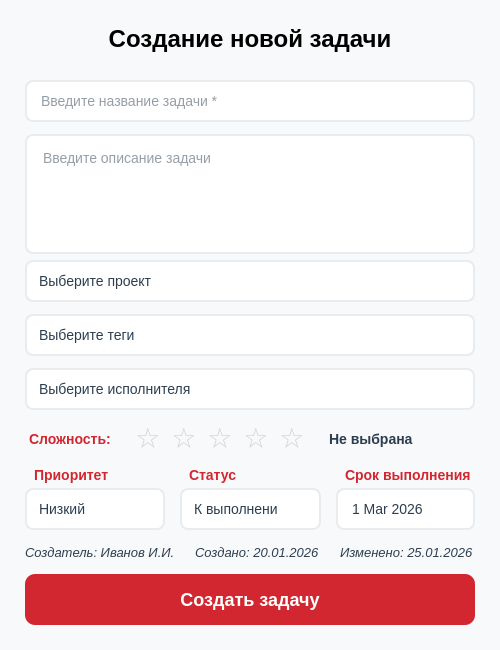
lerakaplich/TaskPlanner2, file ui/other_tasks/task_dialog.ui: the form before one commit.
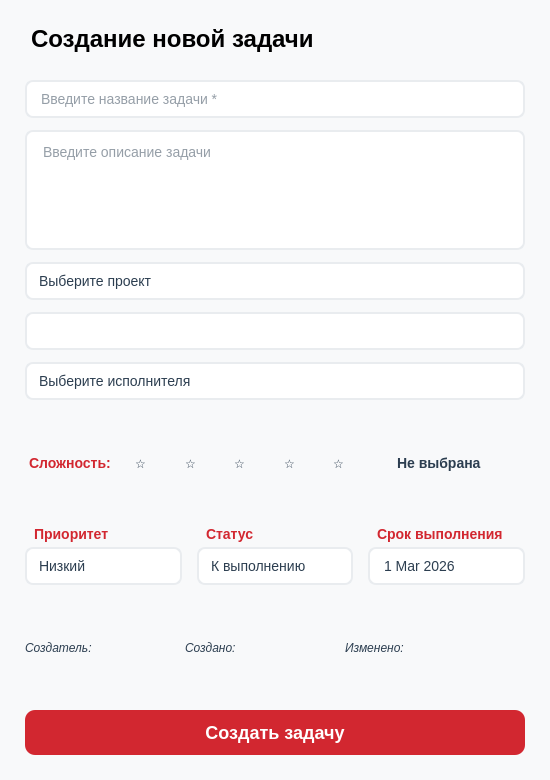
The form after the commit.

```diff
--- a/ui/other_tasks/task_dialog.ui
+++ b/ui/other_tasks/task_dialog.ui
@@ -6,14 +6,14 @@
    <rect>
     <x>0</x>
     <y>0</y>
-    <width>500</width>
-    <height>650</height>
+    <width>550</width>
+    <height>780</height>
    </rect>
   </property>
   <property name="minimumSize">
    <size>
-    <width>500</width>
-    <height>650</height>
+    <width>550</width>
+    <height>750</height>
    </size>
   </property>
   <property name="windowTitle">
@@ -28,11 +28,11 @@
     QLabel {
         color: #2c3e50;
     }
-    QLineEdit, QTextEdit, QComboBox, QDateEdit {
+    QLineEdit, QTextEdit, QComboBox, QDateEdit, QListWidget {
         background-color: white;
         border: 2px solid #e9ecef;
         border-radius: 8px;
-        padding: 10px 12px;
+        padding: 8px 12px;
         font-size: 14px;
         color: #2c3e50;
     }
@@ -77,8 +77,34 @@
         width: 0;
         height: 0;
     }
+    QListWidget::item {
+        padding: 5px;
+        border: none;
+    }
+    QListWidget::item:selected {
+        background-color: #D22730;
+        color: white;
+    }
+    QListWidget::item:hover {
+        background-color: #ccab6e;
+        color: white;
+    }
+    QCheckBox {
+        spacing: 8px;
+    }
+    QCheckBox::indicator {
+        width: 18px;
+        height: 18px;
+        border-radius: 4px;
+        border: 2px solid #D9D9D6;
+        background-color: white;
+    }
+    QCheckBox::indicator:checked {
+        background-color: #D22730;
+        border-color: #D22730;
+    }
     /* Стиль для звезд рейтинга */
-    QLabel[objectName^="star"] {
+    QLabel[objectName^=&quot;star&quot;] {
         font-size: 28px;
         font-weight: normal;
         color: #D3D3D3;
@@ -86,7 +112,7 @@
     QLabel[objectName^="star"]:hover {
         color: #FFD700;
     }
-    QLabel[objectName^="star"][active="true"] {
+    QLabel[objectName^=&quot;star&quot;][active=&quot;true&quot;] {
         color: #FFD700;
     }
    </string>
@@ -115,9 +141,6 @@
      <property name="text">
       <string>Создание новой задачи</string>
      </property>
-     <property name="alignment">
-      <set>Qt::AlignmentFlag::AlignCenter</set>
-     </property>
     </widget>
    </item>
    <item>
@@ -132,13 +155,13 @@
      <property name="minimumSize">
       <size>
        <width>0</width>
-       <height>120</height>
+       <height>100</height>
       </size>
      </property>
      <property name="maximumSize">
       <size>
        <width>16777215</width>
-       <height>150</height>
+       <height>120</height>
       </size>
      </property>
      <property name="placeholderText">
@@ -154,9 +177,12 @@
     </widget>
    </item>
    <item>
-    <widget class="QComboBox" name="comboBoxTag">
-     <property name="placeholderText">
-      <string>Выберите теги</string>
+    <widget class="QComboBox" name="comboTags">
+     <property name="editable">
+      <bool>true</bool>
+     </property>
+     <property name="placeholderText" stdset="0">
+      <string>Выберите руководителей</string>
      </property>
     </widget>
    </item>
@@ -184,82 +210,37 @@
      </item>
      <item>
       <widget class="QLabel" name="star1">
-       <property name="styleSheet">
-        <string notr="true">QLabel {
-    font-size: 28px;
-    color: #D3D3D3;
-}</string>
-       </property>
        <property name="text">
         <string>☆</string>
        </property>
-       <property name="alignment">
-        <set>Qt::AlignmentFlag::AlignCenter</set>
-       </property>
       </widget>
      </item>
      <item>
       <widget class="QLabel" name="star2">
-       <property name="styleSheet">
-        <string notr="true">QLabel {
-    font-size: 28px;
-    color: #D3D3D3;
-}</string>
-       </property>
        <property name="text">
         <string>☆</string>
        </property>
-       <property name="alignment">
-        <set>Qt::AlignmentFlag::AlignCenter</set>
-       </property>
       </widget>
      </item>
      <item>
       <widget class="QLabel" name="star3">
-       <property name="styleSheet">
-        <string notr="true">QLabel {
-    font-size: 28px;
-    color: #D3D3D3;
-}</string>
-       </property>
        <property name="text">
         <string>☆</string>
        </property>
-       <property name="alignment">
-        <set>Qt::AlignmentFlag::AlignCenter</set>
-       </property>
       </widget>
      </item>
      <item>
       <widget class="QLabel" name="star4">
-       <property name="styleSheet">
-        <string notr="true">QLabel {
-    font-size: 28px;
-    color: #D3D3D3;
-}</string>
-       </property>
        <property name="text">
         <string>☆</string>
        </property>
-       <property name="alignment">
-        <set>Qt::AlignmentFlag::AlignCenter</set>
-       </property>
       </widget>
      </item>
      <item>
       <widget class="QLabel" name="star5">
-       <property name="styleSheet">
-        <string notr="true">QLabel {
-    font-size: 28px;
-    color: #D3D3D3;
-}</string>
-       </property>
        <property name="text">
         <string>☆</string>
        </property>
-       <property name="alignment">
-        <set>Qt::AlignmentFlag::AlignCenter</set>
-       </property>
       </widget>
      </item>
      <item>
@@ -274,9 +255,6 @@
      </item>
      <item>
       <spacer name="horizontalSpacerDiff">
-       <property name="orientation">
-        <enum>Qt::Orientation::Horizontal</enum>
-       </property>
        <property name="sizeHint" stdset="0">
         <size>
          <width>40</width>
@@ -415,38 +393,35 @@
      <item>
       <widget class="QLabel" name="createdByLabel">
        <property name="styleSheet">
-        <string notr="true">color: #2c3e50; font-size: 13px; font-style: italic;</string>
+        <string notr="true">color: #2c3e50; font-size: 12px; font-style: italic;</string>
        </property>
        <property name="text">
-        <string>Создатель: Иванов И.И.</string>
+        <string>Создатель:</string>
        </property>
       </widget>
      </item>
      <item>
       <widget class="QLabel" name="createdAtLabel">
        <property name="styleSheet">
-        <string notr="true">color: #2c3e50; font-size: 13px; font-style: italic; </string>
+        <string notr="true">color: #2c3e50; font-size: 12px; font-style: italic;</string>
        </property>
        <property name="text">
-        <string>Создано: 20.01.2026</string>
+        <string>Создано:</string>
        </property>
       </widget>
      </item>
      <item>
       <widget class="QLabel" name="updatedAtLabel">
        <property name="styleSheet">
-        <string notr="true">color: #2c3e50; font-size: 13px; font-style: italic; </string>
+        <string notr="true">color: #2c3e50; font-size: 12px; font-style: italic;</string>
        </property>
        <property name="text">
-        <string>Изменено: 25.01.2026</string>
+        <string>Изменено:</string>
        </property>
       </widget>
      </item>
      <item>
       <spacer name="horizontalSpacer">
-       <property name="orientation">
-        <enum>Qt::Orientation::Horizontal</enum>
-       </property>
        <property name="sizeHint" stdset="0">
         <size>
          <width>40</width>
@@ -471,7 +446,7 @@
            font-weight: bold;
            font-size: 18px;
            border: none;
-           padding: 15px 30px;
+           padding: 12px 30px;
            min-width: 200px;
        }
        QPushButton:hover {
```
Left out of the diff: 10 changed lines with no effect on the pictures.
